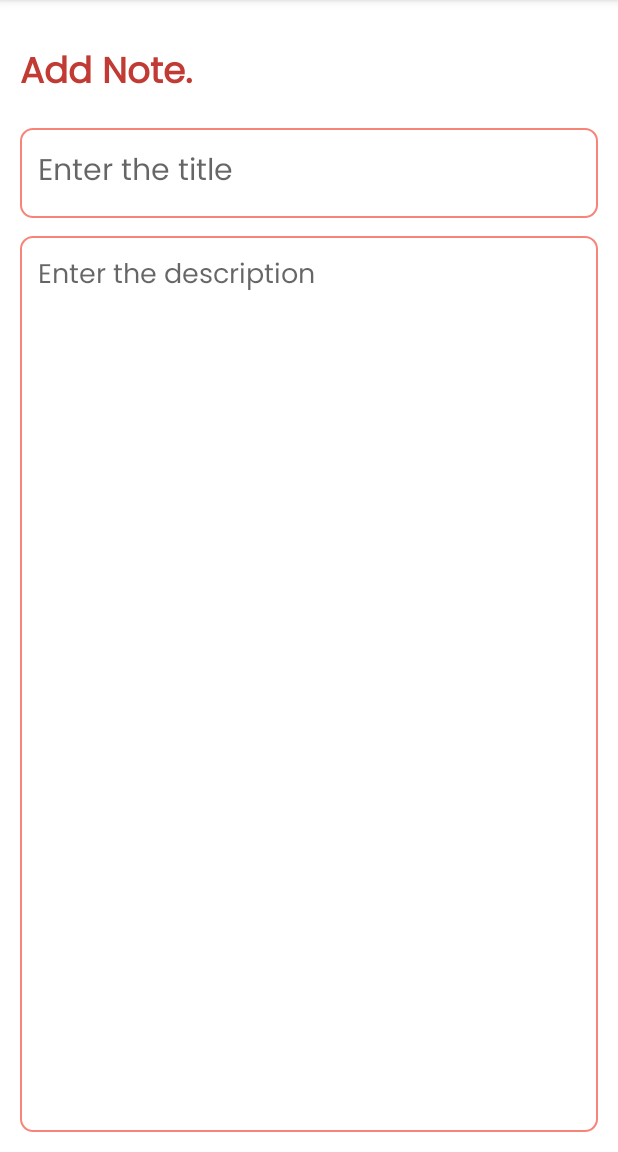
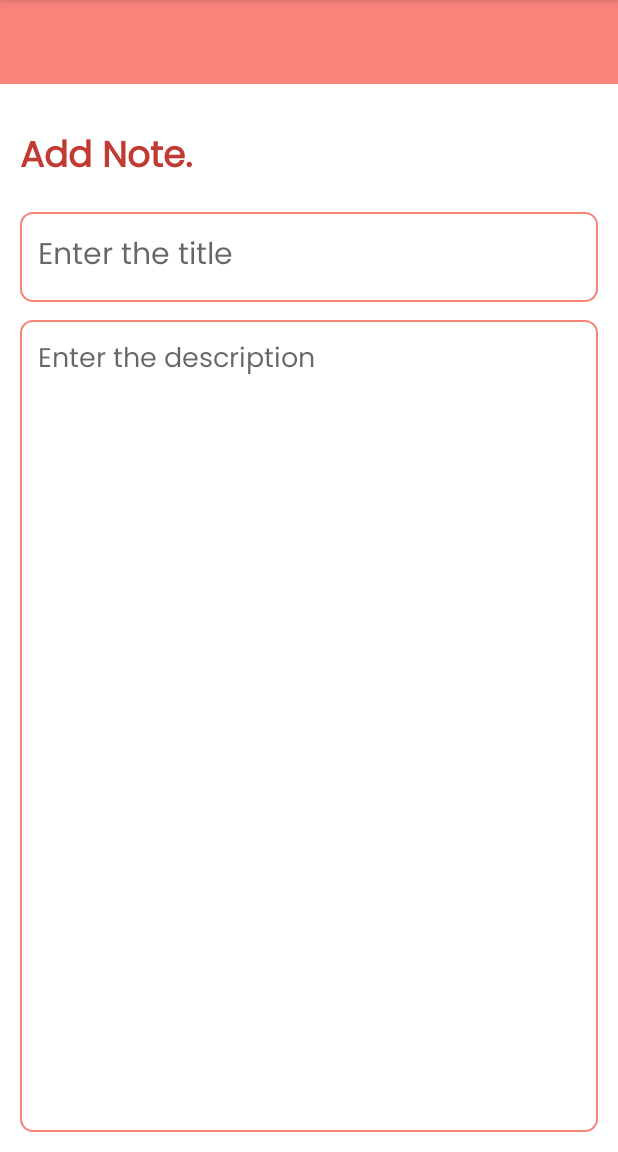
Before and after one commit to Aria6196/MyNotes, an Android app: the screen it shows after launch (MainActivity), after a tap on "image", on a phone screen of 412 x 824 dp, the part 84-1236 px from its top. Run offline under Robolectric (Android 15) with nearby library versions, the phone set to English and light mode, and no system bars; our stand-ins replace Room's generated code, data binding; 1 statement that could not run was skipped; 1 other tap on this screen came first.

Commit message:
Update Memperbaiki Navbar

```diff
--- a/app/src/main/java/proyek/pam/mynotes/MainActivity.kt
+++ b/app/src/main/java/proyek/pam/mynotes/MainActivity.kt
@@ -1,6 +1,8 @@
 package proyek.pam.mynotes
 
 import android.os.Bundle
+import android.view.Menu
+import android.view.MenuItem
 import androidx.activity.enableEdgeToEdge
 import androidx.appcompat.app.AppCompatActivity
 import androidx.core.view.ViewCompat
@@ -10,6 +12,7 @@ import proyek.pam.mynotes.database.NoteDatabase
 import proyek.pam.mynotes.repository.NoteRepository
 import proyek.pam.mynotes.viewmodel.NoteViewModel
 import proyek.pam.mynotes.viewmodel.NoteViewModelFactory
+import androidx.appcompat.widget.Toolbar
 
 class MainActivity : AppCompatActivity() {
 
@@ -19,12 +22,34 @@ class MainActivity : AppCompatActivity() {
         super.onCreate(savedInstanceState)
         setContentView(R.layout.activity_main)
 
+        // Menambahkan Toolbar ke ActionBar
+        val toolbar: Toolbar = findViewById(R.id.toolbar)
+        setSupportActionBar(toolbar)
+
+        // Setup ViewModel
         setupViewModel()
     }
 
-    private fun setupViewModel(){
+    private fun setupViewModel() {
         val noteRepository = NoteRepository(NoteDatabase(this))
         val viewModelProviderFactory = NoteViewModelFactory(application, noteRepository)
         noteViewModel = ViewModelProvider(this, viewModelProviderFactory)[NoteViewModel::class.java]
     }
+
+    // Inflasi menu dan menampilkan SearchView
+    override fun onCreateOptionsMenu(menu: Menu?): Boolean {
+        menuInflater.inflate(R.menu.home_menu, menu)
+        return true
+    }
+
+    // Menangani klik item menu
+    override fun onOptionsItemSelected(item: MenuItem): Boolean {
+        return when (item.itemId) {
+            R.id.searchMenu -> {
+                // Logika pencarian bisa ditambahkan di sini
+                true
+            }
+            else -> super.onOptionsItemSelected(item)
+        }
+    }
 }
--- a/app/src/main/res/layout/activity_main.xml
+++ b/app/src/main/res/layout/activity_main.xml
@@ -1,6 +1,5 @@
 <?xml version="1.0" encoding="utf-8"?>
-<layout
-    xmlns:android="http://schemas.android.com/apk/res/android"
+<layout xmlns:android="http://schemas.android.com/apk/res/android"
     xmlns:app="http://schemas.android.com/apk/res-auto"
     xmlns:tools="http://schemas.android.com/tools">
 
@@ -8,6 +7,17 @@
         android:layout_width="match_parent"
         android:layout_height="match_parent"
         tools:context=".MainActivity">
+
+        <!-- Toolbar untuk menu -->
+        <androidx.appcompat.widget.Toolbar
+            android:id="@+id/toolbar"
+            android:layout_width="match_parent"
+            android:layout_height="wrap_content"
+            android:background="?attr/colorPrimary"
+            app:titleTextColor="@android:color/white"
+            app:layout_constraintTop_toTopOf="parent"
+            app:layout_constraintStart_toStartOf="parent"
+            app:layout_constraintEnd_toEndOf="parent"/>
 
         <androidx.fragment.app.FragmentContainerView
             android:id="@+id/fragmentContainerView"
@@ -22,7 +32,7 @@
             app:layout_constraintBottom_toBottomOf="parent"
             app:layout_constraintEnd_toEndOf="parent"
             app:layout_constraintStart_toStartOf="parent"
-            app:layout_constraintTop_toTopOf="parent"
+            app:layout_constraintTop_toBottomOf="@id/toolbar"
             app:navGraph="@navigation/nav_graph" />
 
     </androidx.constraintlayout.widget.ConstraintLayout>
--- a/app/src/main/res/menu/home_menu.xml
+++ b/app/src/main/res/menu/home_menu.xml
@@ -1,4 +1,3 @@
-<?xml version="1.0" encoding="utf-8"?>
 <menu xmlns:android="http://schemas.android.com/apk/res/android"
     xmlns:app="http://schemas.android.com/apk/res-auto">
 
@@ -6,6 +5,6 @@
         android:id="@+id/searchMenu"
         android:icon="@drawable/baseline_search_24"
         android:title="Search"
-        app:showAsAction="ifRoom"
+        app:showAsAction="ifRoom|collapseActionView"
         app:actionViewClass="androidx.appcompat.widget.SearchView" />
 </menu>
```
